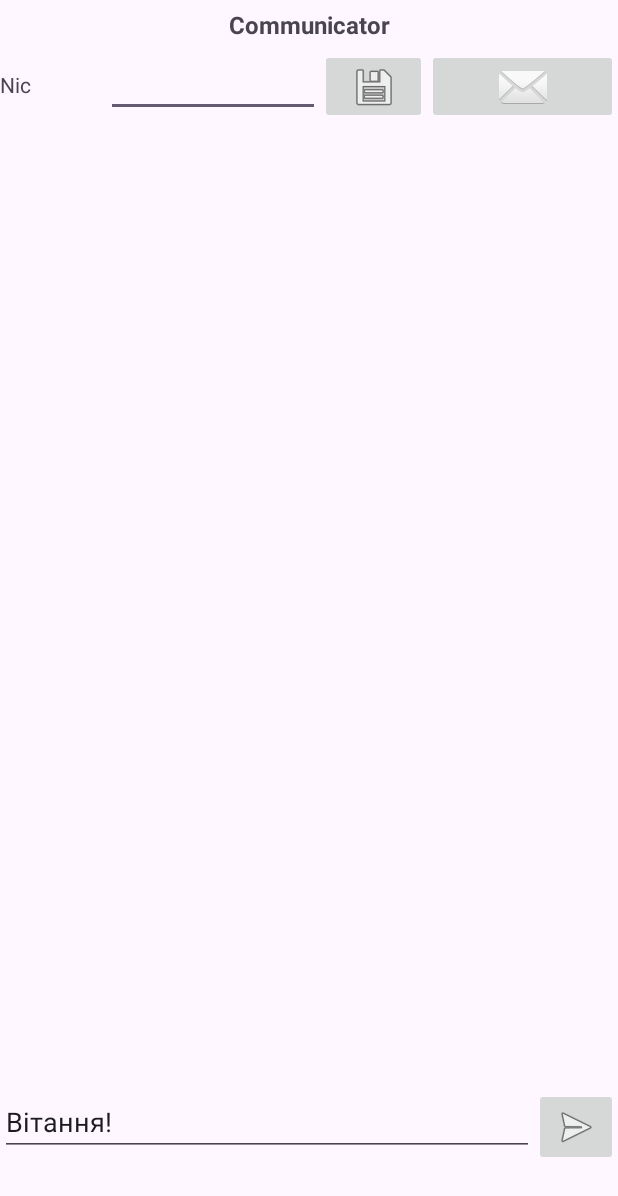
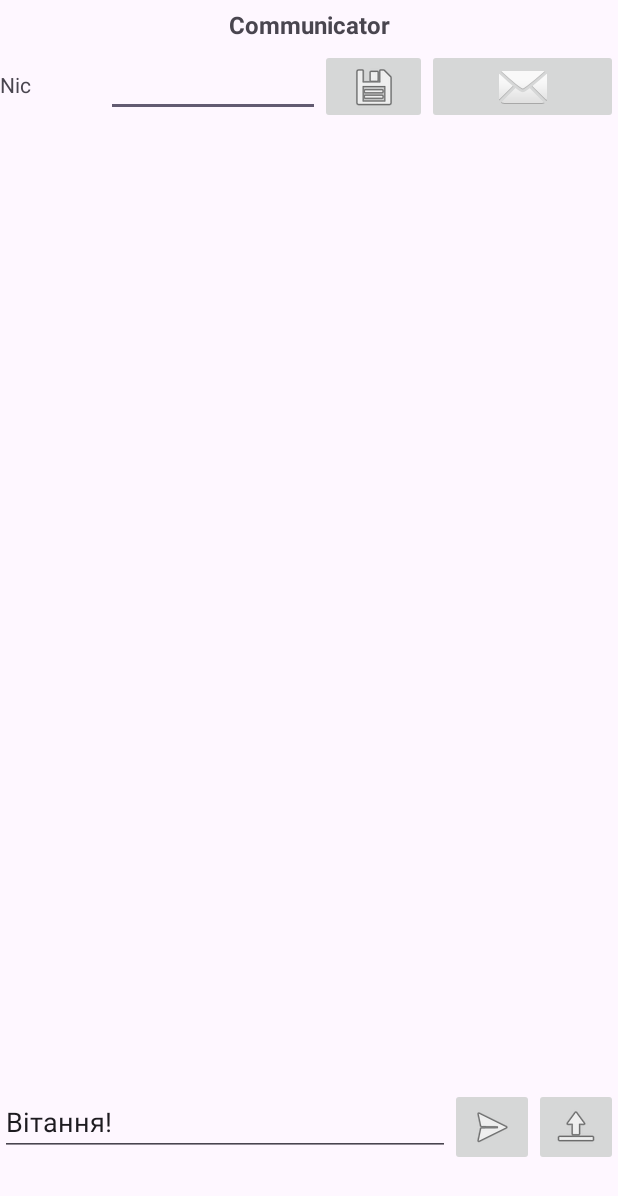
Before and after one commit to gorin197/ANDROID_SPU121, an Android app: the ChatActivity screen opened directly, with no data from a screen before it, on a phone screen of 412 x 824 dp. Shown: the top 1196 px of the screen. Run offline under Robolectric (Android 15) with nearby library versions, the phone set to English and light mode, and no system bars.

Commit message:
Android_HW_6

```diff
--- a/app/src/main/AndroidManifest.xml
+++ b/app/src/main/AndroidManifest.xml
@@ -2,7 +2,7 @@
 <manifest xmlns:android="http://schemas.android.com/apk/res/android"
     xmlns:tools="http://schemas.android.com/tools">
 
-    <uses-permission android:name="android.permission.INTERNET"/>
+    <uses-permission android:name="android.permission.INTERNET" />
 
     <application
         android:allowBackup="true"
@@ -20,7 +20,7 @@
         <activity
             android:name=".GameActivity"
             android:exported="false"
-            android:screenOrientation="portrait"/>
+            android:screenOrientation="portrait" />
         <activity
             android:name=".CalcActivity1"
             android:exported="false" />
--- a/app/src/main/java/step/learning/android_spu121/ChatActivity.java
+++ b/app/src/main/java/step/learning/android_spu121/ChatActivity.java
@@ -35,12 +35,15 @@ import java.net.URLEncoder;
 import java.nio.charset.StandardCharsets;
 import java.util.ArrayList;
 import java.util.Comparator;
+import java.util.HashMap;
 import java.util.List;
+import java.util.Map;
 
 import step.learning.android_spu121.orm.ChatMessage;
 import step.learning.android_spu121.orm.ChatResponse;
 
 public class ChatActivity extends AppCompatActivity {
+
     private final static String chatHost = "https://chat.momentfor.fun" ;
     private static final String savesFilename = "saves.chat";
     private final byte[] buffer = new byte[ 8192 ] ;
@@ -51,11 +54,15 @@ public class ChatActivity extends AppCompatActivity {
     private ScrollView svContainer ;
     private LinearLayout llContainer ;
     private Handler handler;
-    private Animation mailAnimation;    //Ресурск в качестве аннимации
-    private Animation mailAnimationPulls;//Ресурск в качестве аннимации
+    private Animation mailAnimation;    //Ресурс в качестве аннимации
     private ImageView newMessage;
-    private MediaPlayer mailSound;//Ресурск в качестве звукого сопровождения
-
+    private MediaPlayer mailSound;//Ресурс в качестве звукого сопровождения
+    //private ImageButton attachmentsButton;
+    //private static final int PICK_FILE_REQUEST_CODE = 123;
+    private final Map<String,String> emoji= new HashMap<String,String>(){{
+        put(":)",new String(Character.toChars(0x1f600)));
+        put(":(",new String(Character.toChars(0x1f612)));
+    }};
 
     @Override
     protected void onCreate(Bundle savedInstanceState) {
@@ -68,6 +75,12 @@ public class ChatActivity extends AppCompatActivity {
         llContainer = findViewById( R.id.chat_ll_container ) ;
         findViewById( R.id.chat_btn_send ).setOnClickListener( this::sendButtonClick );
         findViewById( R.id.chat_btn_save_nik ).setOnClickListener( this::saveNikClick );
+//        findViewById( R.id.chat_btn_attachments).setOnClickListener(new View.OnClickListener() {
+//            @Override
+//            public void onClick(View view) {
+//                //showAttachmentDialog();
+//            }
+//        });
         handler=new Handler();
         handler.post(this::updateChat);
 
@@ -78,9 +91,6 @@ public class ChatActivity extends AppCompatActivity {
                 ChatActivity.this,
                 R.anim.mail_convert_anim);
         mailAnimation.reset();
-        mailAnimationPulls = AnimationUtils.loadAnimation(
-                ChatActivity.this,
-                R.anim.mail_convert_puls);
         if(!loadNik()){
             etNik.requestFocus();
             Toast.makeText(this,"Choose",Toast.LENGTH_LONG).show();
@@ -97,9 +107,11 @@ public class ChatActivity extends AppCompatActivity {
             writer.write( nik.getBytes( StandardCharsets.UTF_8 ) );
         }
         catch( IOException ex ) {
-            Log.e( "saveNikClick", ex.getMessage() ) ;
+            String errorMessage = (ex.getMessage() != null) ? ex.getMessage() : "IOException occurred with no message";
+            Log.e("saveNikClick", errorMessage, ex);
         }
     }
+
     private boolean loadNik() {
         try( FileInputStream reader = openFileInput( savesFilename ) ) {
             String nik = readString( reader ) ;
@@ -109,15 +121,19 @@ public class ChatActivity extends AppCompatActivity {
             etNik.setText( nik );
             return true ;
         }
-        catch( IOException ex ) {
-            Log.e( "loadNik", ex.getMessage() ) ;
-            return false ;
+        catch (IOException ex) {
+            String errorMessage = (ex.getMessage() != null) ? ex.getMessage() : "IOException occurred with no message";
+            Log.e("loadNik", errorMessage, ex);
+            return false;
         }
+
     }  // /data/user/0/step.learning.androidspu121/files/saves.chat
+
     private  void updateChat(){
         new Thread( this::loadChatMessages ).start() ;
         handler.postDelayed(this::updateChat,3000);
     }
+
     private void sendButtonClick( View view ) {
         String nik = etNik.getText().toString() ;
         String message = etMessage.getText().toString();
@@ -131,6 +147,7 @@ public class ChatActivity extends AppCompatActivity {
         }
         final ChatMessage chatMessage = new ChatMessage();
         chatMessage.setAuthor( nik );
+        //message.replaceAll(":0",new String((Character.toChars(0x1f600))));
         chatMessage.setText( message );
         newMessage.startAnimation(mailAnimation);//Запускаем анимацию
         mailSound.start();                       //Запускае звук
@@ -169,9 +186,9 @@ public class ChatActivity extends AppCompatActivity {
             if( statusCode == 201 ) {  // у разі успіху приходить лише статус, тіла немає
                 Log.d( "postChatMessage", "Sent OK" ) ;
                 new Thread( this::loadChatMessages ).start();
-                runOnUiThread(()-> {
-                    etMessage.setText("");
-                    etMessage.requestFocus();
+                runOnUiThread( () -> {
+                    etMessage.setText( "" );
+                    etMessage.requestFocus() ;
                 });
             }
             else {  // якщо не успіх, то повідомлення про помилку - у тілі
@@ -183,9 +200,11 @@ public class ChatActivity extends AppCompatActivity {
             // 4. Закриваємо підключення, звільняємо ресурс
             connection.disconnect();
         }
-        catch( Exception ex ) {
-            Log.e( "postChatMessage", ex.getMessage() ) ;
+        catch (Exception ex) {
+            String errorMessage = (ex.getMessage() != null) ? ex.getMessage() : "An exception occurred with no message";
+            Log.e("postChatMessage", errorMessage, ex);
         }
+
     }
     private String readString( InputStream inputStream ) throws IOException {
         ByteArrayOutputStream builder = new ByteArrayOutputStream() ;
@@ -197,6 +216,7 @@ public class ChatActivity extends AppCompatActivity {
         builder.close() ;
         return result ;
     }
+
     private void loadChatMessages() {
         try {
             URL chatUrl = new URL( chatHost ) ;
@@ -246,7 +266,7 @@ public class ChatActivity extends AppCompatActivity {
         boolean needScroll=false;
         for( ChatMessage chatMessage : this.chatMessages ) {
             if( chatMessage.getView() == null ) {
-                View messageView = createChatMessageView( chatMessage );
+                View messageView = createChatMessageView ( chatMessage );
                 chatMessage.setView( messageView );
                 llContainer.addView( messageView );
                 needScroll = true ;  // додавання View вниз вимагає прокрутки контейнера
@@ -259,8 +279,10 @@ public class ChatActivity extends AppCompatActivity {
             //    прораховані. Команду прокрутки треба ставити у чергу за відображенням
             svContainer.post( () -> svContainer.fullScroll( View.FOCUS_DOWN ) );
         }
+
+
     }
-    private View createChatMessageView( ChatMessage chatMessage ) {
+    private View createChatMessageView(ChatMessage chatMessage) {
         // у цьому варіанті свої повідомлення визначаються за збігом автора
         boolean isMine = chatMessage.getAuthor().contentEquals( etNik.getText() ) ;
         // Створення елемента програмно складається з кількох дій
@@ -299,37 +321,16 @@ public class ChatActivity extends AppCompatActivity {
         messageLayout.addView( textView ) ;
 
         textView = new TextView( this ) ;
-        textView.setText( chatMessage.getText() ) ;
+        String emojiText=chatMessage.getText();
+        for(String key:emoji.keySet()){
+            // emojiText=emojiText.replace(key,emoji.get(key));
+            emojiText = emojiText.replace(key, emoji.get(key) != null ? emoji.get(key) : "");
+
+        }
+        textView.setText(emojiText);
         messageLayout.addView( textView ) ;
 
         return messageLayout ;
     }
+
 }
-
-
-/*
-Робота з мережею Інтернет
-Основний об'єкт для роботи з мережею - URL. Він дещо нагадує File у контексті
-надання доступу до даних, а також у тому, що створення об'єкту не спричинює
-мережної активності. Звернення до мережі починається при зверненні до методів
-цього об'єкта
-Особливості
-1) android.os.NetworkOnMainThreadException
-     Звертатись до мережі не можна з UI потоку, необхідно створювати новий потік
-2) java.lang.SecurityException: Permission denied (missing INTERNET permission?)
-     Для роботи з мережею необхідно зазначити дозвіл у маніфесті
-     <uses-permission android:name="android.permission.INTERNET"/>
-3) android.view.ViewRootImpl$CalledFromWrongThreadException:
-     Only the original thread that created a view hierarchy can touch its views.
-     Оскільки робота з мережею ведеться з окремого потоку, прямі звернені до
-     елементів UI не дозволяються. Делегування запуску здійснюється методом
-     runOnUiThread(...)
- */
-/*
-Д.З. Проєкт "Чат"
-- зробити одночасне відображення повідомлень у двох стилях (власні та інші)
-   (через один або за випадковим алгоритмом)
-- додати іконку "нове повідомлення" (дзвоник або конверт або ...), реалізувати для
-   неї анімацію, програвати її при натисканні кнопки "надіслати"
-- додати звук нового повідомлення, програвати його разом з анімацією
- */
--- a/app/src/main/res/layout/activity_chat.xml
+++ b/app/src/main/res/layout/activity_chat.xml
@@ -45,6 +45,7 @@
             android:layout_width="0dp"
             android:layout_height="wrap_content"
             android:layout_weight="2"
+            android:inputType="text"
             tools:text="@string/chat_et_nik" />
 
         <ImageButton
@@ -105,6 +106,15 @@
             android:layout_height="wrap_content"
             android:src="@android:drawable/ic_menu_send"/>
 
+        <ImageButton
+            android:id="@+id/chat_btn_attachments"
+            android:layout_width="wrap_content"
+            android:layout_height="wrap_content"
+            android:backgroundTintMode="multiply"
+            android:defaultFocusHighlightEnabled="true"
+            android:src="@android:drawable/ic_menu_upload" />
+        />
+
 
     </LinearLayout>
 </androidx.constraintlayout.widget.ConstraintLayout>
--- a/app/src/main/res/values-night/themes.xml
+++ /dev/null
@@ -1,7 +0,0 @@
-<resources xmlns:tools="http://schemas.android.com/tools">
-    <!-- Base application theme. -->
-    <style name="Base.Theme.ANDROID_SPU121" parent="Theme.Material3.DayNight.NoActionBar">
-        <!-- Customize your dark theme here. -->
-        <!-- <item name="colorPrimary">@color/my_dark_primary</item> -->
-    </style>
-</resources>
--- a/app/src/main/res/values/strings.xml
+++ b/app/src/main/res/values/strings.xml
@@ -51,5 +51,4 @@
     <string name="chat_et_nik">DNS</string>
 
 
-
 </resources>
```
